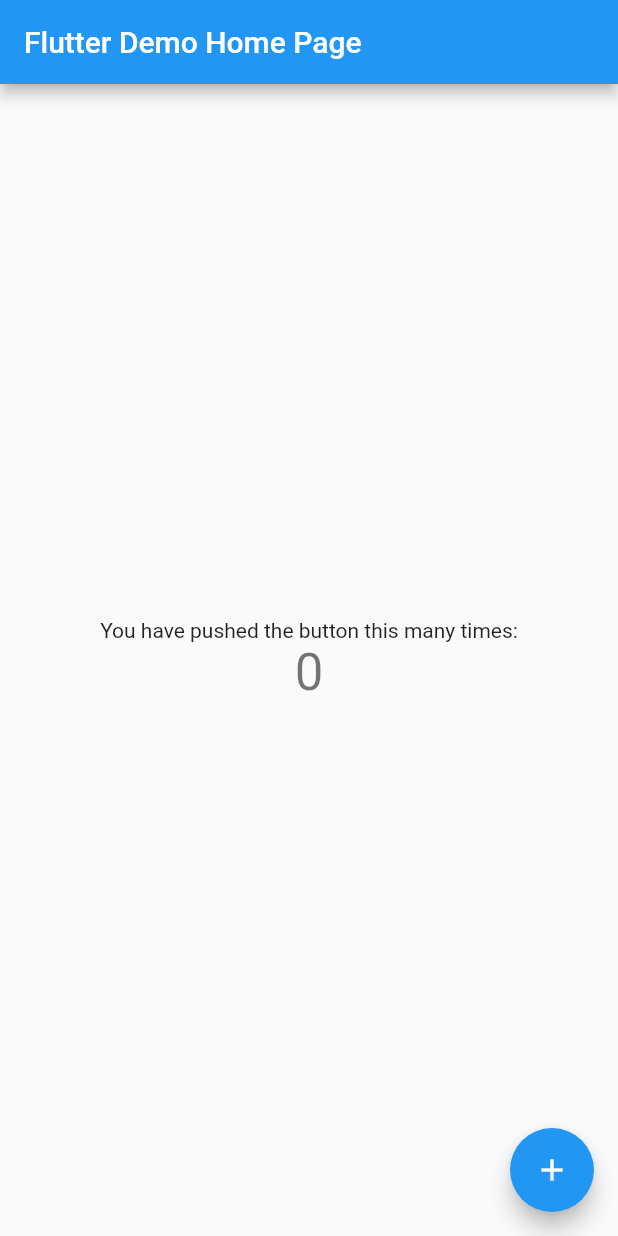
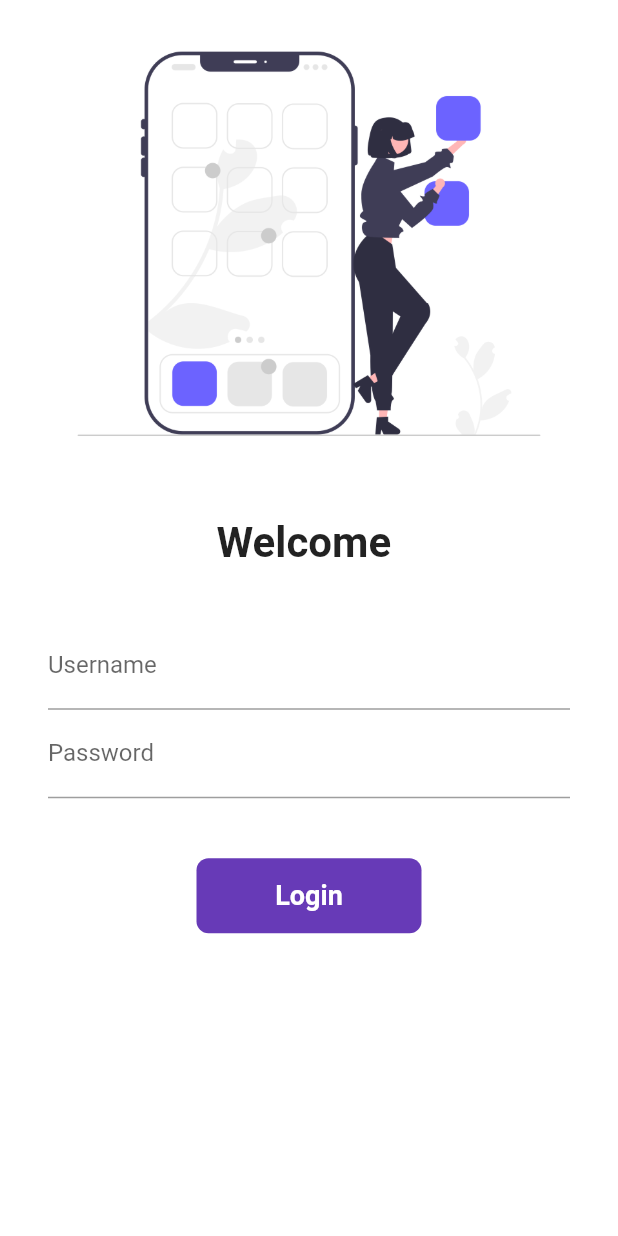
Before and after one commit to RakeshBhardwaj-coder/healingapp, a Flutter app: the screen it shows after launch, on a phone screen of 412 x 824 dp. Run offline on Flutter 3.47's test engine with Material 2 defaults, Android fonts, the phone set to English and light mode, and no system bars.

Commit message:
login page made

```diff
--- /dev/null
+++ b/lib/login_page.dart
@@ -0,0 +1,131 @@
+import 'package:flutter/material.dart';
+import 'package:healingapp/routes.dart';
+// import 'package:flutter_catalog/utils/routes.dart';
+
+// ignore: use_key_in_widget_constructors
+class LoginPage extends StatefulWidget {
+  @override
+  _LoginPageState createState() => _LoginPageState();
+}
+
+class _LoginPageState extends State<LoginPage> {
+  String name = "";
+  bool changeButton = false;
+
+  final _formKey = GlobalKey<FormState>();
+
+  moveToHome(BuildContext context) async {
+    if (_formKey.currentState!.validate()) {
+      setState(() {
+        changeButton = true;
+      });
+      await Future.delayed(const Duration(seconds: 1));
+      await Navigator.pushNamed(context, MyRoutes.homeRoute);
+      setState(() {
+        changeButton = false;
+      });
+    }
+  }
+
+  @override
+  Widget build(BuildContext context) {
+    return Material(
+        color: Colors.white,
+        child: SingleChildScrollView(
+          child: Form(
+            key: _formKey,
+            child: Column(
+              children: [
+                Image.asset(
+                  "assets/images/homePage.png",
+                  fit: BoxFit.cover,
+                ),
+                const SizedBox(
+                  height: 20.0,
+                ),
+                Text(
+                  "Welcome $name",
+                  style: const TextStyle(
+                    fontSize: 28,
+                    fontWeight: FontWeight.bold,
+                  ),
+                ),
+                const SizedBox(
+                  height: 20.0,
+                ),
+                Padding(
+                  padding: const EdgeInsets.symmetric(
+                      vertical: 16.0, horizontal: 32.0),
+                  child: Column(
+                    children: [
+                      TextFormField(
+                        decoration: const InputDecoration(
+                          hintText: "Enter username",
+                          labelText: "Username",
+                        ),
+                        validator: (value) {
+                          if (value!.isEmpty) {
+                            return "Username cannot be empty";
+                          }
+
+                          return null;
+                        },
+                        onChanged: (value) {
+                          name = value;
+                          setState(() {});
+                        },
+                      ),
+                      TextFormField(
+                        obscureText: true,
+                        decoration: const InputDecoration(
+                          hintText: "Enter password",
+                          labelText: "Password",
+                        ),
+                        validator: (value) {
+                          if (value!.isEmpty) {
+                            return "Password cannot be empty";
+                          } else if (value.length < 6) {
+                            return "Password length should be atleast 6";
+                          }
+
+                          return null;
+                        },
+                      ),
+                      const SizedBox(
+                        height: 40.0,
+                      ),
+                      Material(
+                        color: Colors.deepPurple,
+                        borderRadius:
+                            BorderRadius.circular(changeButton ? 50 : 8),
+                        child: InkWell(
+                          onTap: () => moveToHome(context),
+                          child: AnimatedContainer(
+                            duration: const Duration(seconds: 1),
+                            width: changeButton ? 50 : 150,
+                            height: 50,
+                            alignment: Alignment.center,
+                            child: changeButton
+                                ? const Icon(
+                                    Icons.done,
+                                    color: Colors.white,
+                                  )
+                                : const Text(
+                                    "Login",
+                                    style: TextStyle(
+                                        color: Colors.white,
+                                        fontWeight: FontWeight.bold,
+                                        fontSize: 18),
+                                  ),
+                          ),
+                        ),
+                      ),
+                    ],
+                  ),
+                )
+              ],
+            ),
+          ),
+        ));
+  }
+}
--- a/lib/main.dart
+++ b/lib/main.dart
@@ -1,4 +1,6 @@
 import 'package:flutter/material.dart';
+import 'package:healingapp/routes.dart';
+import 'package:healingapp/login_page.dart';
 
 void main() {
   runApp(const MyApp());
@@ -7,109 +9,19 @@ void main() {
 class MyApp extends StatelessWidget {
   const MyApp({Key? key}) : super(key: key);
 
-  // This widget is the root of your application.
   @override
   Widget build(BuildContext context) {
     return MaterialApp(
-      title: 'Flutter Demo',
-      theme: ThemeData(
-        // This is the theme of your application.
-        //
-        // Try running your application with "flutter run". You'll see the
-        // application has a blue toolbar. Then, without quitting the app, try
-        // changing the primarySwatch below to Colors.green and then invoke
-        // "hot reload" (press "r" in the console where you ran "flutter run",
-        // or simply save your changes to "hot reload" in a Flutter IDE).
-        // Notice that the counter didn't reset back to zero; the application
-        // is not restarted.
-        primarySwatch: Colors.blue,
-      ),
-      home: const MyHomePage(title: 'Flutter Demo Home Page'),
+      themeMode: ThemeMode.light,
+      debugShowCheckedModeBanner: false,
+      initialRoute: MyRoutes.loginRoute,
+      routes: {
+        "/": (context) => LoginPage(),
+        // MyRoutes.homeRoute: (context) => const HomePage(),
+        MyRoutes.loginRoute: (context) => LoginPage()
+
+        // MyRoutes.homeRoute
+      },
     );
   }
 }
-
-class MyHomePage extends StatefulWidget {
-  const MyHomePage({Key? key, required this.title}) : super(key: key);
-
-  // This widget is the home page of your application. It is stateful, meaning
-  // that it has a State object (defined below) that contains fields that affect
-  // how it looks.
-
-  // This class is the configuration for the state. It holds the values (in this
-  // case the title) provided by the parent (in this case the App widget) and
-  // used by the build method of the State. Fields in a Widget subclass are
-  // always marked "final".
-
-  final String title;
-
-  @override
-  State<MyHomePage> createState() => _MyHomePageState();
-}
-
-class _MyHomePageState extends State<MyHomePage> {
-  int _counter = 0;
-
-  void _incrementCounter() {
-    setState(() {
-      // This call to setState tells the Flutter framework that something has
-      // changed in this State, which causes it to rerun the build method below
-      // so that the display can reflect the updated values. If we changed
-      // _counter without calling setState(), then the build method would not be
-      // called again, and so nothing would appear to happen.
-      _counter++;
-    });
-  }
-
-  @override
-  Widget build(BuildContext context) {
-    // This method is rerun every time setState is called, for instance as done
-    // by the _incrementCounter method above.
-    //
-    // The Flutter framework has been optimized to make rerunning build methods
-    // fast, so that you can just rebuild anything that needs updating rather
-    // than having to individually change instances of widgets.
-    return Scaffold(
-      appBar: AppBar(
-        // Here we take the value from the MyHomePage object that was created by
-        // the App.build method, and use it to set our appbar title.
-        title: Text(widget.title),
-      ),
-      body: Center(
-        // Center is a layout widget. It takes a single child and positions it
-        // in the middle of the parent.
-        child: Column(
-          // Column is also a layout widget. It takes a list of children and
-          // arranges them vertically. By default, it sizes itself to fit its
-          // children horizontally, and tries to be as tall as its parent.
-          //
-          // Invoke "debug painting" (press "p" in the console, choose the
-          // "Toggle Debug Paint" action from the Flutter Inspector in Android
-          // Studio, or the "Toggle Debug Paint" command in Visual Studio Code)
-          // to see the wireframe for each widget.
-          //
-          // Column has various properties to control how it sizes itself and
-          // how it positions its children. Here we use mainAxisAlignment to
-          // center the children vertically; the main axis here is the vertical
-          // axis because Columns are vertical (the cross axis would be
-          // horizontal).
-          mainAxisAlignment: MainAxisAlignment.center,
-          children: <Widget>[
-            const Text(
-              'You have pushed the button this many times:',
-            ),
-            Text(
-              '$_counter',
-              style: Theme.of(context).textTheme.headline4,
-            ),
-          ],
-        ),
-      ),
-      floatingActionButton: FloatingActionButton(
-        onPressed: _incrementCounter,
-        tooltip: 'Increment',
-        child: const Icon(Icons.add),
-      ), // This trailing comma makes auto-formatting nicer for build methods.
-    );
-  }
-}
--- /dev/null
+++ b/lib/routes.dart
@@ -0,0 +1,4 @@
+class MyRoutes {
+  static String homeRoute = "/home";
+  static String loginRoute = "/login";
+}
--- a/pubspec.yaml
+++ b/pubspec.yaml
@@ -58,7 +58,8 @@ flutter:
   uses-material-design: true
 
   # To add assets to your application, add an assets section, like this:
-  # assets:
+  assets:
+    - assets/images/
   #   - images/a_dot_burr.jpeg
   #   - images/a_dot_ham.jpeg
 
```
Also changed, not shown: assets/images/homePage.png (added).
